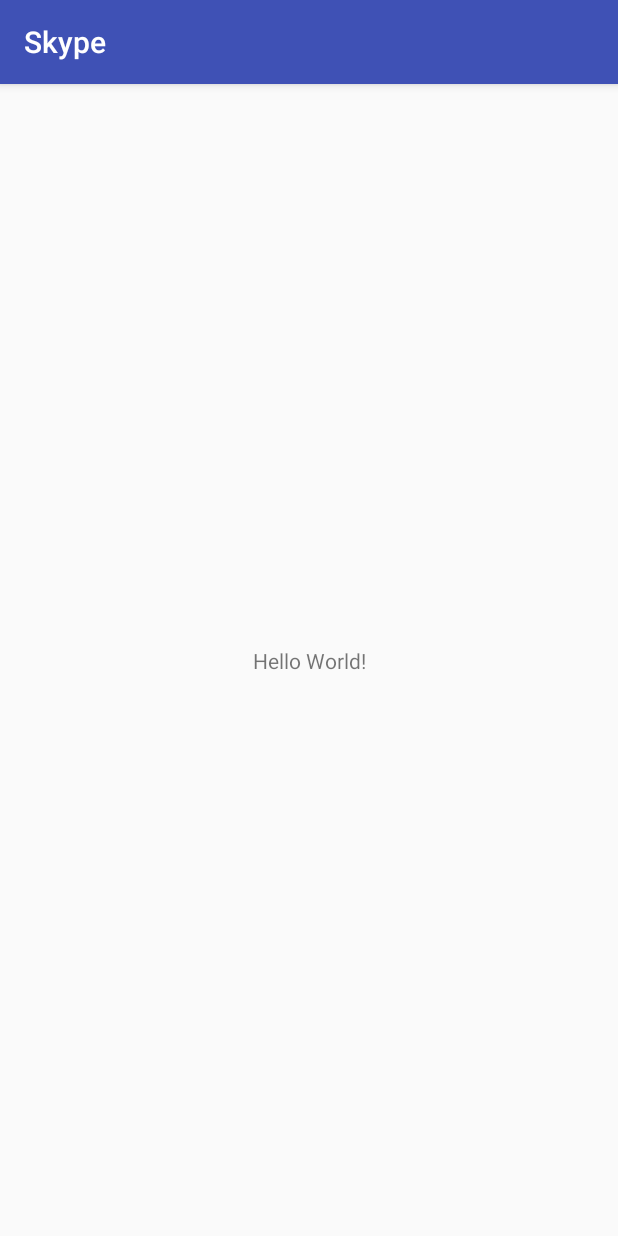
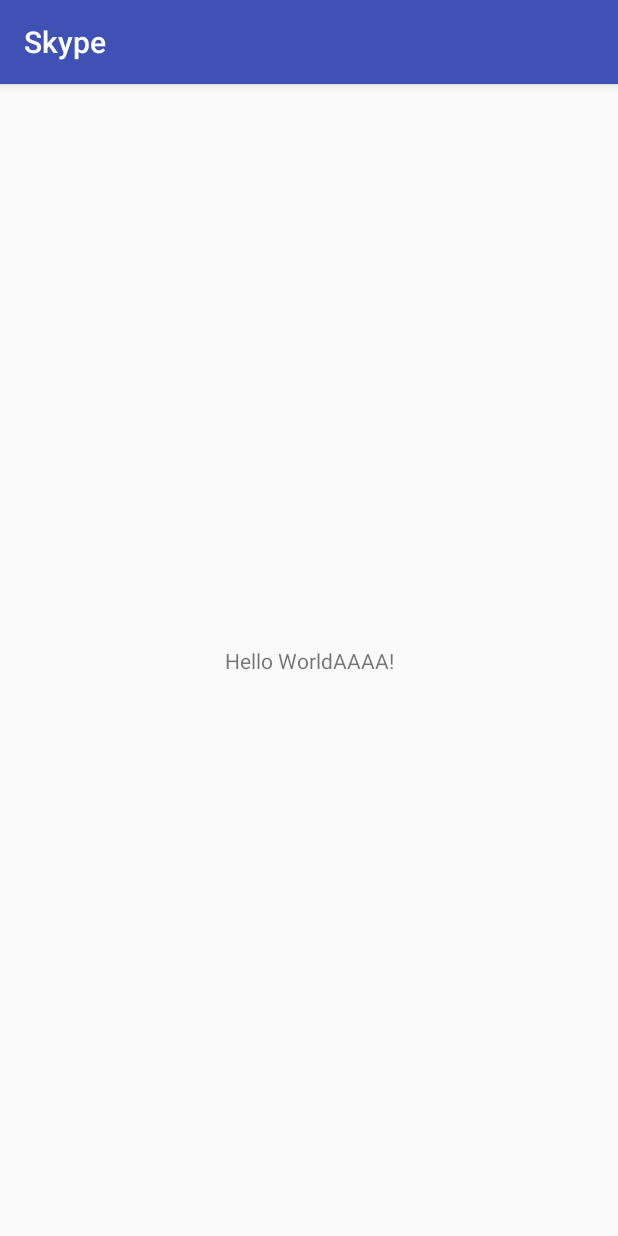
Before and after one commit to NavSGill/NewSkype, an Android app: the screen it shows after launch (MainActivity), on a phone screen of 412 x 824 dp. Run offline under Robolectric (Android 15) with nearby library versions, the phone set to English and light mode, and no system bars.

```diff
--- a/app/src/main/res/layout/activity_main.xml
+++ b/app/src/main/res/layout/activity_main.xml
@@ -9,7 +9,7 @@
     <TextView
         android:layout_width="wrap_content"
         android:layout_height="wrap_content"
-        android:text="Hello World!"
+        android:text="Hello WorldAAAA!"
         app:layout_constraintBottom_toBottomOf="parent"
         app:layout_constraintLeft_toLeftOf="parent"
         app:layout_constraintRight_toRightOf="parent"
```
